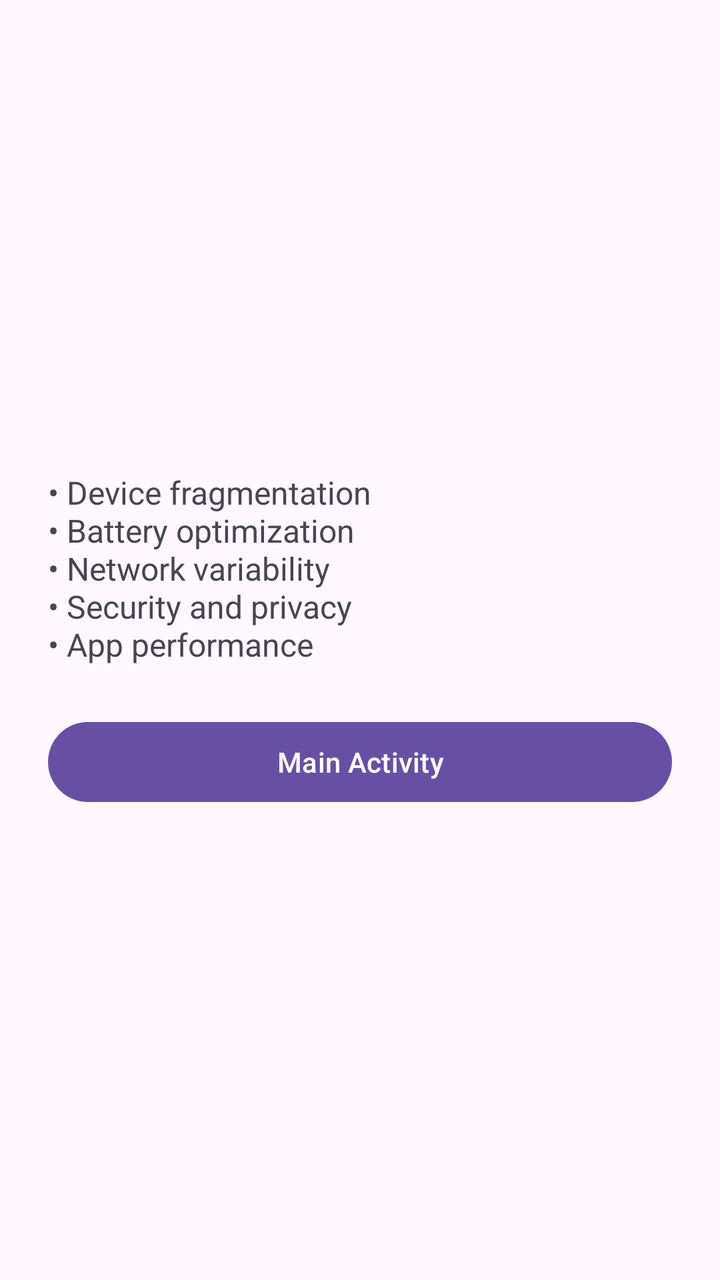
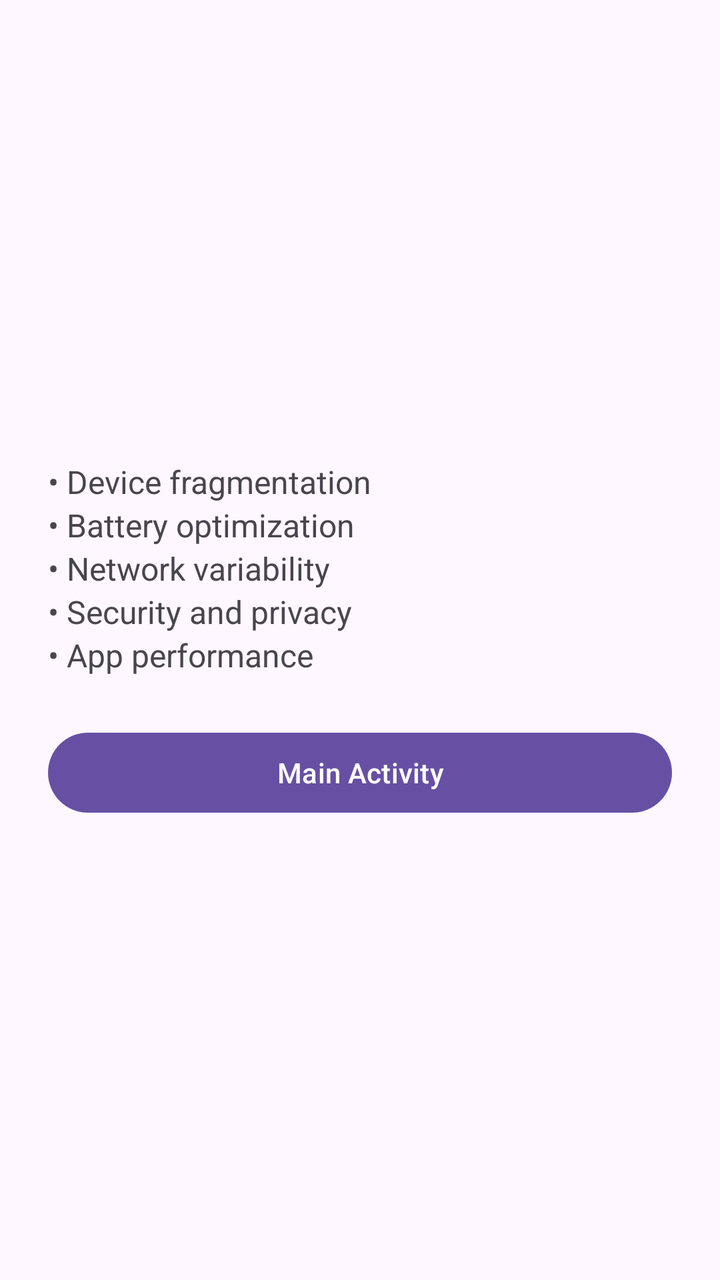

An Android layout rendered at two revisions. The XML below is the earlier revision; the diff shows what the commit changed to produce the second picture.
<!-- AndroidManifest.xml: application theme Theme.CS712AndroidApp -->
<!-- res/layout/activity_second.xml -->
<?xml version="1.0" encoding="utf-8"?>
<androidx.constraintlayout.widget.ConstraintLayout xmlns:android="http://schemas.android.com/apk/res/android"
    xmlns:app="http://schemas.android.com/apk/res-auto"
    android:id="@+id/main"
    android:layout_width="match_parent"
    android:layout_height="match_parent">

    <LinearLayout
        android:layout_width="0dp"
        android:layout_height="wrap_content"
        android:orientation="vertical"
        android:padding="24dp"
        app:layout_constraintTop_toTopOf="parent"
        app:layout_constraintBottom_toBottomOf="parent"
        app:layout_constraintStart_toStartOf="parent"
        app:layout_constraintEnd_toEndOf="parent">

        <TextView
            android:id="@+id/textChallenges"
            android:layout_width="wrap_content"
            android:layout_height="wrap_content"
            android:text="• Device fragmentation\n• Battery optimization\n• Network variability\n• Security and privacy\n• App performance"
            android:textSize="16sp"
            android:layout_marginBottom="24dp" />

        <Button
            android:id="@+id/btnMainActivity"
            android:layout_width="match_parent"
            android:layout_height="wrap_content"
            android:text="Main Activity" />

    </LinearLayout>

</androidx.constraintlayout.widget.ConstraintLayout>
<!-- resources referenced by this layout -->
<resources>
  <style name="Theme.CS712AndroidApp" parent="Base.Theme.CS712AndroidApp" />
  <style name="Base.Theme.CS712AndroidApp" parent="Theme.Material3.DayNight.NoActionBar">
          
      </style>
</resources>

<!-- the commit's change to res/layout/activity_second.xml (unified diff, before → after) -->
@@ -16,10 +16,33 @@
         app:layout_constraintEnd_toEndOf="parent">
 
         <TextView
-            android:id="@+id/textChallenges"
             android:layout_width="wrap_content"
             android:layout_height="wrap_content"
-            android:text="• Device fragmentation\n• Battery optimization\n• Network variability\n• Security and privacy\n• App performance"
+            android:text="• Device fragmentation"
+            android:textSize="16sp" />
+
+        <TextView
+            android:layout_width="wrap_content"
+            android:layout_height="wrap_content"
+            android:text="• Battery optimization"
+            android:textSize="16sp" />
+
+        <TextView
+            android:layout_width="wrap_content"
+            android:layout_height="wrap_content"
+            android:text="• Network variability"
+            android:textSize="16sp" />
+
+        <TextView
+            android:layout_width="wrap_content"
+            android:layout_height="wrap_content"
+            android:text="• Security and privacy"
+            android:textSize="16sp" />
+
+        <TextView
+            android:layout_width="wrap_content"
+            android:layout_height="wrap_content"
+            android:text="• App performance"
             android:textSize="16sp"
             android:layout_marginBottom="24dp" />
 
